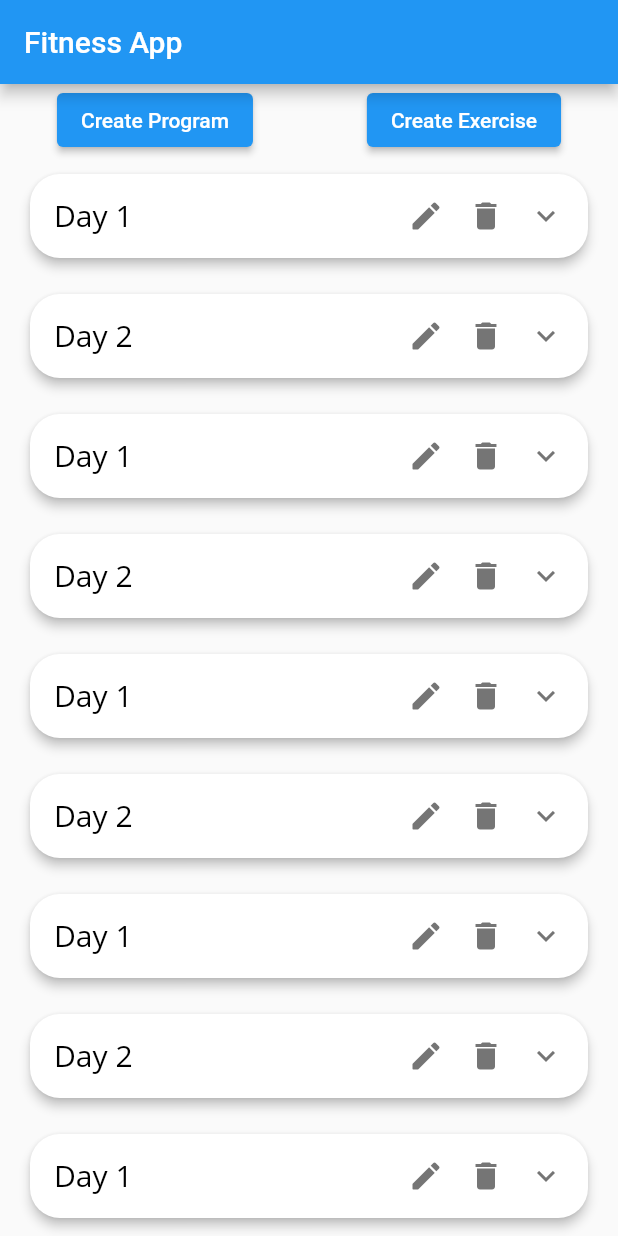
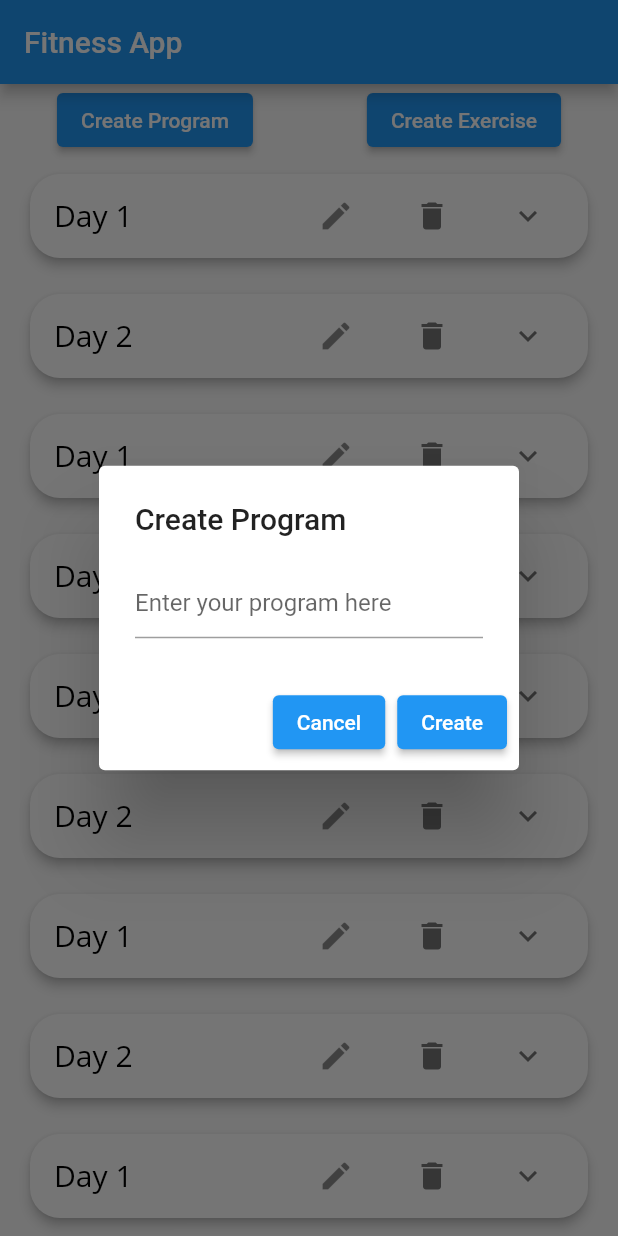
Before and after one commit to chavanrajm/fitness-app, a Flutter app: the screen it shows after launch, after a tap on "Create Program", on a phone screen of 412 x 824 dp. Run offline on Flutter 3.47's test engine with Material 2 defaults, Android fonts, the phone set to English and light mode, and no system bars; Roboto replaces fonts that are missing (Open Sans).

Commit message:
updated with the backend to add the posts and given fuctionality to all the buttons

```diff
--- a/lib/main_screen.dart
+++ b/lib/main_screen.dart
@@ -6,13 +6,6 @@ List<Exercise>exercises = [Exercise(exerciseName: 'Crunch'),
   Exercise(exerciseName: 'Pull ups'),
   Exercise(exerciseName: 'Push ups')
 ];
-class FitnessApp extends StatefulWidget {
-  @override
-  _FitnessAppState createState() => _FitnessAppState();
-}
-
-class _FitnessAppState extends State<FitnessApp> {
-
 List<Program>programs = [
   Program(programName: 'Day 1', exercises: exercises),
   Program(programName: 'Day 2', exercises: exercises),
@@ -31,6 +24,17 @@ class _FitnessAppState extends State<FitnessApp> {
   Program(programName: 'Day 1', exercises: exercises),
   Program(programName: 'Day 2', exercises: exercises),
 ];
+class FitnessApp extends StatefulWidget {
+  @override
+  _FitnessAppState createState() => _FitnessAppState();
+}
+
+class _FitnessAppState extends State<FitnessApp> {
+  TextEditingController programTextController = TextEditingController();
+  TextEditingController exerciseTextController = TextEditingController();
+ void callBack (){
+   setState(() {});
+ }
 
   @override
   Widget build(BuildContext context) {
@@ -40,14 +44,81 @@ class _FitnessAppState extends State<FitnessApp> {
         children: [
           Row(
             mainAxisAlignment: MainAxisAlignment.spaceAround,
-            children: [ElevatedButton(onPressed: (){}, child:Text('Create Program')),
-            ElevatedButton(onPressed: (){}, child:Text('Create Exercise')),
+            children: [ElevatedButton(
+              onPressed: () {
+                showDialog(
+                  context: context,
+                  builder: (BuildContext context) {
+                    return AlertDialog(
+                      title: Text('Create Program'),
+                      content: TextField(
+                        controller: programTextController,
+                        decoration: InputDecoration(
+                          hintText: 'Enter your program here',
+                        ),
+                      ),
+                      actions: [
+                        ElevatedButton(
+                          onPressed: () {
+                            Navigator.of(context).pop();
+                          },
+                          child: Text('Cancel'),
+                        ),
+                        ElevatedButton(
+                          onPressed: () {
+                            programs.add(Program(programName: programTextController.text, exercises: []));
+                            programTextController.clear();
+                            setState(() {});
+                            Navigator.of(context).pop();
+                          },
+                          child: Text('Create'),
+                        ),
+                      ],
+                    );
+                  },
+                );
+              }, child:Text('Create Program')),
+            ElevatedButton(
+              onPressed: () {
+                showDialog(
+                  context: context,
+                  builder: (BuildContext context) {
+                    return AlertDialog(
+                      title: Text('Create Exercise'),
+                      content: TextField(
+                        controller: exerciseTextController,
+                        decoration: InputDecoration(
+                          hintText: 'Enter your Exercise here',
+                        ),
+                      ),
+                      actions: [
+                        ElevatedButton(
+                          onPressed: () {
+                            Navigator.of(context).pop();
+                          },
+                          child: Text('Cancel'),
+                        ),
+                        ElevatedButton(
+                          onPressed: () {
+                            exercises.add(Exercise(exerciseName: exerciseTextController.text));
+                            exerciseTextController.clear();
+                            setState(() {});
+                            Navigator.of(context).pop();
+                          },
+                          child: Text('Create'),
+                        ),
+                      ],
+                    );
+                  },
+                );
+              },child:Text('Create Exercise')),
           ],),
          Expanded(child: ListView.builder(
            shrinkWrap: true,
              itemCount: programs.length,
              itemBuilder: (context, i){
-           return ProgramTile(program: programs[i].programName);
+             String newProgram = '';
+           return ProgramTile(program: programs[i].programName, index:  i,callback: callBack,);
          }))
         ],
       ),
--- a/lib/tiles/program_tile.dart
+++ b/lib/tiles/program_tile.dart
@@ -1,15 +1,29 @@
 import 'package:flutter/material.dart';
+import 'package:untitled1/main_screen.dart';
+import 'package:untitled1/tiles/exercise_tile.dart';
 
 class ProgramTile extends StatefulWidget {
-  final String program;
-
-  ProgramTile({required this.program});
+  String program;
+  final int index;
+ VoidCallback callback;
+  ProgramTile({required this.program, required this.callback, required this.index});
 
   @override
   State<ProgramTile> createState() => _ProgramTileState();
 }
 
 class _ProgramTileState extends State<ProgramTile> {
+  TextEditingController textEditingController =
+  TextEditingController();
+  FocusNode focusNode= FocusNode();
+  bool isEditing = false;
+  bool isExpanded = false;
+  @override
+  void initState() {
+    super.initState();
+    textEditingController.text = widget.program;
+  }
+
   @override
   Widget build(BuildContext context) {
     return Padding(
@@ -19,35 +33,96 @@ class _ProgramTileState extends State<ProgramTile> {
         shape: RoundedRectangleBorder(
           borderRadius: BorderRadius.circular(20.0),
         ),
-        child: Container(
-          decoration: BoxDecoration(
-            borderRadius: BorderRadius.circular(20.0),
-          ),
-          child: ListTile(
+        child: Column(
+          crossAxisAlignment: CrossAxisAlignment.start,
+          children: [
+            ListTile(
               title: Row(
                 mainAxisAlignment: MainAxisAlignment.spaceBetween,
                 children: [
-                Text(
+                  isEditing
+                      ? Expanded(
+                    child: TextField(
+                      autofocus: isEditing,
+                      controller: textEditingController,
+                      decoration: InputDecoration(
+                        border: InputBorder.none,
+                      ),
+                      style: TextStyle(
+                        fontSize: 20.0,
+                        fontFamily: 'Open Sans',
+                        color: Colors.black,
+                        fontWeight: FontWeight.w500,
+                      ),
+                    ),
+                  )
+                      : Text(
                     widget.program,
                     style: TextStyle(
                       fontSize: 20.0,
-                    fontFamily: 'Open Sans', // Use custom font
+                      fontFamily: 'Open Sans',
                       color: Colors.black,
-                    fontWeight: FontWeight.w500
+                      fontWeight: FontWeight.w500,
                     ),
                   ),
                   Row(
                     children: [
-                    Icon(Icons.edit_rounded, color: Colors.grey[600]),
+                      isEditing
+                          ? IconButton(
+                        onPressed: () {
+                          programs[widget.index].programName =
+                              textEditingController.text;
+                          widget.program = textEditingController.text;
+                          isEditing = false;
+                          setState(() {});
+                        },
+                        icon: Icon(Icons.check),
+                      )
+                          : IconButton(
+                        icon: Icon(Icons.edit),
+                        onPressed: () {
+                          isEditing = true;
+                          setState(() {});
+                        },
+                      ),
                       SizedBox(width: 16.0),
-                    Icon(Icons.delete, color: Colors.grey[600]),
+                      IconButton(
+                        icon: Icon(Icons.delete, color: Colors.grey[600]),
+                        onPressed: () {
+                          programs.removeAt(widget.index);
+                          widget.callback();
+                        },
+                      ),
                       SizedBox(width: 16.0),
-                    Icon(Icons.expand_more, color: Colors.grey[600]),
+                      IconButton(
+                        icon: Icon(
+                          isExpanded
+                              ? Icons.expand_less
+                              : Icons.expand_more,
+                          color: Colors.grey[600],
+                        ),
+                        onPressed: () {
+                          isExpanded = !isExpanded;
+                          setState(() {});
+                        },
+                      ),
                     ],
                   ),
                 ],
               ),
             ),
+            if (isExpanded)
+              Padding(
+                padding: const EdgeInsets.symmetric(
+                     vertical: 8.0),
+                child: Column(
+                  children: [
+                    for (var exercise in exercises)
+                      ExerciseTile(exerciseName: exercise.exerciseName)
+                  ],
+                )
+              ),
+          ],
         ),
       ),
     );
```
Also changed, not shown: lib/tiles/exercise_tile.dart (added, +48 -0 lines). Lines whose indentation alone changed are shown as unchanged.
